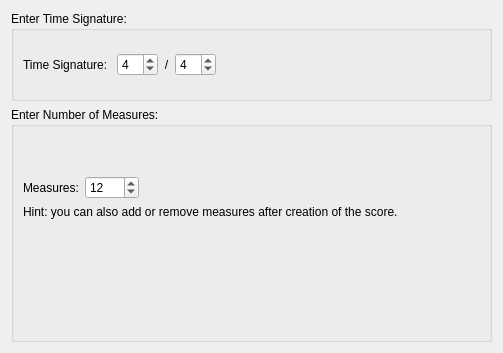
Before: the Qt Designer form mscore/mscore/timesigwizard.ui in musescore/musescore-old, drawn with Qt 5.
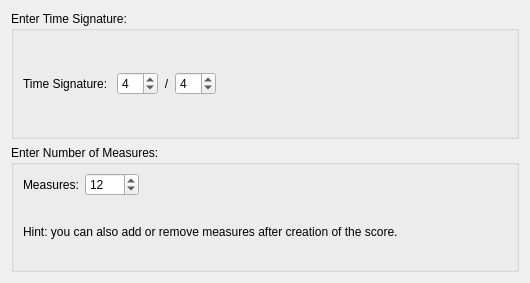
After: the same form once the commit is applied.

Diff of the .ui file:
```diff
--- a/mscore/mscore/timesigwizard.ui
+++ b/mscore/mscore/timesigwizard.ui
@@ -5,8 +5,8 @@
    <rect>
     <x>0</x>
     <y>0</y>
-    <width>503</width>
-    <height>353</height>
+    <width>530</width>
+    <height>283</height>
    </rect>
   </property>
   <property name="windowTitle" >
@@ -15,34 +15,27 @@
   <layout class="QVBoxLayout" >
    <item>
     <widget class="QGroupBox" name="groupBox" >
+     <property name="sizePolicy" >
+      <sizepolicy vsizetype="Preferred" hsizetype="Preferred" >
+       <horstretch>0</horstretch>
+       <verstretch>0</verstretch>
+      </sizepolicy>
+     </property>
      <property name="title" >
       <string>Enter Time Signature:</string>
      </property>
      <property name="flat" >
       <bool>true</bool>
      </property>
-     <layout class="QGridLayout" >
-      <item row="0" column="1" >
-       <spacer>
-        <property name="orientation" >
-         <enum>Qt::Vertical</enum>
-        </property>
-        <property name="sizeHint" >
-         <size>
-          <width>20</width>
-          <height>40</height>
-         </size>
-        </property>
-       </spacer>
-      </item>
-      <item row="1" column="0" >
+     <layout class="QHBoxLayout" >
+      <item>
        <widget class="QLabel" name="label_3" >
         <property name="text" >
          <string>Time Signature: </string>
         </property>
        </widget>
       </item>
-      <item row="1" column="1" >
+      <item>
        <widget class="QSpinBox" name="timesigZ" >
         <property name="minimum" >
          <number>1</number>
@@ -55,7 +48,7 @@
         </property>
        </widget>
       </item>
-      <item row="1" column="2" >
+      <item>
        <widget class="QLabel" name="label" >
         <property name="sizePolicy" >
          <sizepolicy vsizetype="Preferred" hsizetype="Preferred" >
@@ -71,7 +64,7 @@
         </property>
        </widget>
       </item>
-      <item row="1" column="3" >
+      <item>
        <widget class="QSpinBox" name="timesigN" >
         <property name="minimum" >
          <number>1</number>
@@ -84,7 +77,7 @@
         </property>
        </widget>
       </item>
-      <item row="1" column="4" >
+      <item>
        <spacer>
         <property name="orientation" >
          <enum>Qt::Horizontal</enum>
@@ -97,19 +90,6 @@
         </property>
        </spacer>
       </item>
-      <item row="2" column="1" >
-       <spacer>
-        <property name="orientation" >
-         <enum>Qt::Vertical</enum>
-        </property>
-        <property name="sizeHint" >
-         <size>
-          <width>20</width>
-          <height>40</height>
-         </size>
-        </property>
-       </spacer>
-      </item>
      </layout>
     </widget>
    </item>
@@ -122,19 +102,15 @@
       <bool>true</bool>
      </property>
      <layout class="QGridLayout" >
-      <item row="0" column="0" >
-       <spacer>
-        <property name="orientation" >
-         <enum>Qt::Vertical</enum>
-        </property>
-        <property name="sizeHint" >
-         <size>
-          <width>20</width>
-          <height>40</height>
-         </size>
-        </property>
-       </spacer>
-      </item>
+      <property name="topMargin" >
+       <number>3</number>
+      </property>
+      <property name="bottomMargin" >
+       <number>3</number>
+      </property>
+      <property name="verticalSpacing" >
+       <number>3</number>
+      </property>
       <item row="1" column="0" >
        <widget class="QLabel" name="label_2" >
         <property name="text" >
@@ -190,19 +166,6 @@
         </property>
        </widget>
       </item>
-      <item row="3" column="0" >
-       <spacer>
-        <property name="orientation" >
-         <enum>Qt::Vertical</enum>
-        </property>
-        <property name="sizeHint" >
-         <size>
-          <width>20</width>
-          <height>111</height>
-         </size>
-        </property>
-       </spacer>
-      </item>
      </layout>
     </widget>
    </item>
```
